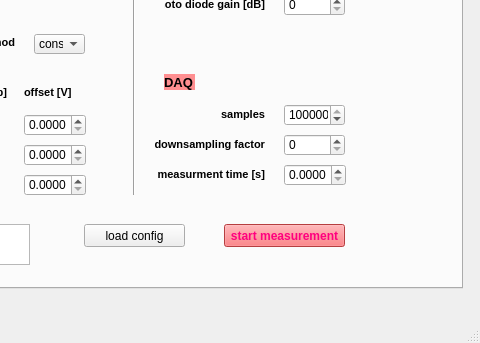
The window that measurement/hanle_measurement_worker/hanle_measurement_worker.ui (physikier/magnetometer) describes before a commit, drawn with Qt 5; both pictures show x 328 to 808 and y 259 to 602 of the 808 by 602 pixel window.
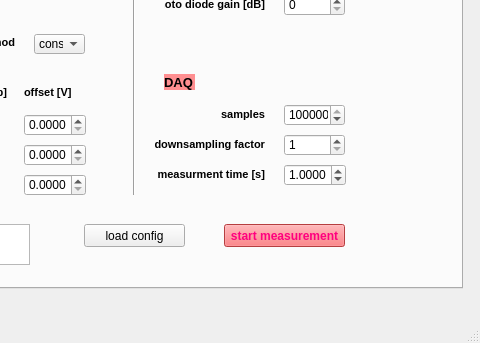
The same window after the commit. Custom widgets are drawn as their Qt base class.

Commit message: first power callibration test works, still struggeling with find_degree function. hanle ui is able to measure now, plot for downsampled data has to be fixed.

What changed in the file:
```diff
--- a/measurement/hanle_measurement_worker/hanle_measurement_worker.ui
+++ b/measurement/hanle_measurement_worker/hanle_measurement_worker.ui
@@ -357,6 +357,9 @@
       <property name="decimals">
        <number>4</number>
       </property>
+      <property name="value">
+       <double>1.000000000000000</double>
+      </property>
      </widget>
      <widget class="QDoubleSpinBox" name="spinBox_ampl_stop_B0">
       <property name="geometry">
@@ -1054,6 +1057,15 @@
         <height>22</height>
        </rect>
       </property>
+      <property name="minimum">
+       <number>1</number>
+      </property>
+      <property name="maximum">
+       <number>1000</number>
+      </property>
+      <property name="value">
+       <number>1</number>
+      </property>
      </widget>
      <widget class="QComboBox" name="comboBox_method_B1">
       <property name="geometry">
@@ -1160,6 +1172,13 @@
   <widget class="QStatusBar" name="statusBar"/>
  </widget>
  <layoutdefault spacing="6" margin="11"/>
+ <customwidgets>
+  <customwidget>
+   <class>PlotWidget</class>
+   <extends>QGraphicsView</extends>
+   <header>pyqtgraph</header>
+  </customwidget>
+ </customwidgets>
  <resources/>
  <connections/>
 </ui>
```
Left out of the diff: 8 changed lines with no effect on the pictures. The commit also changes 8 other files.
